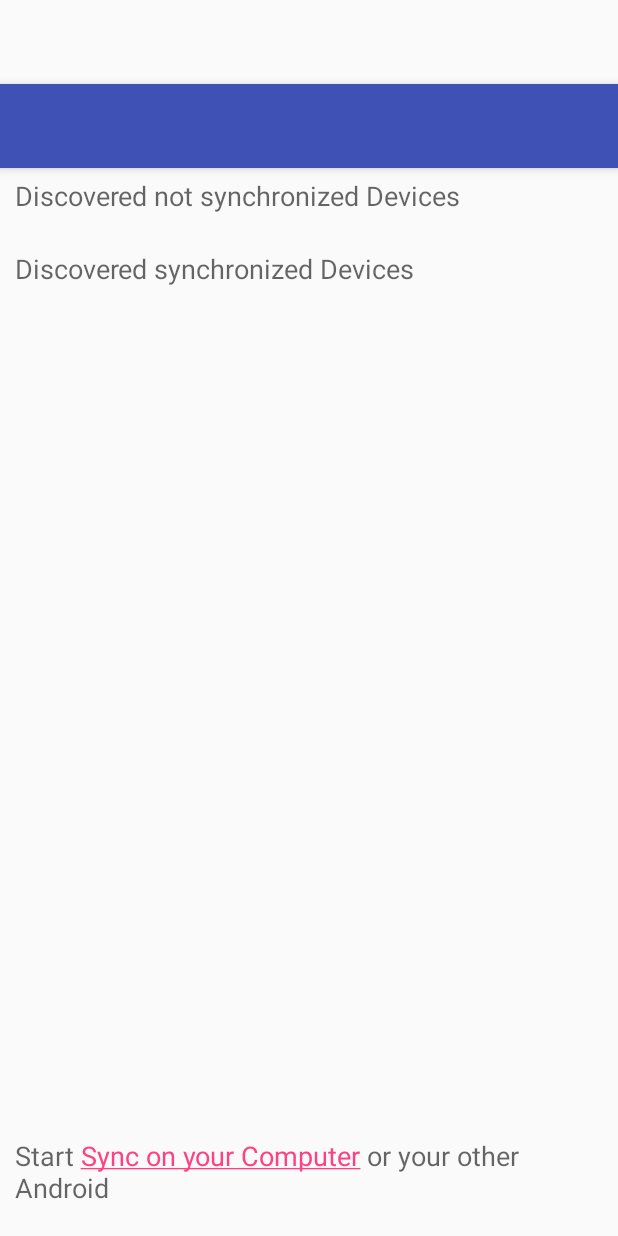
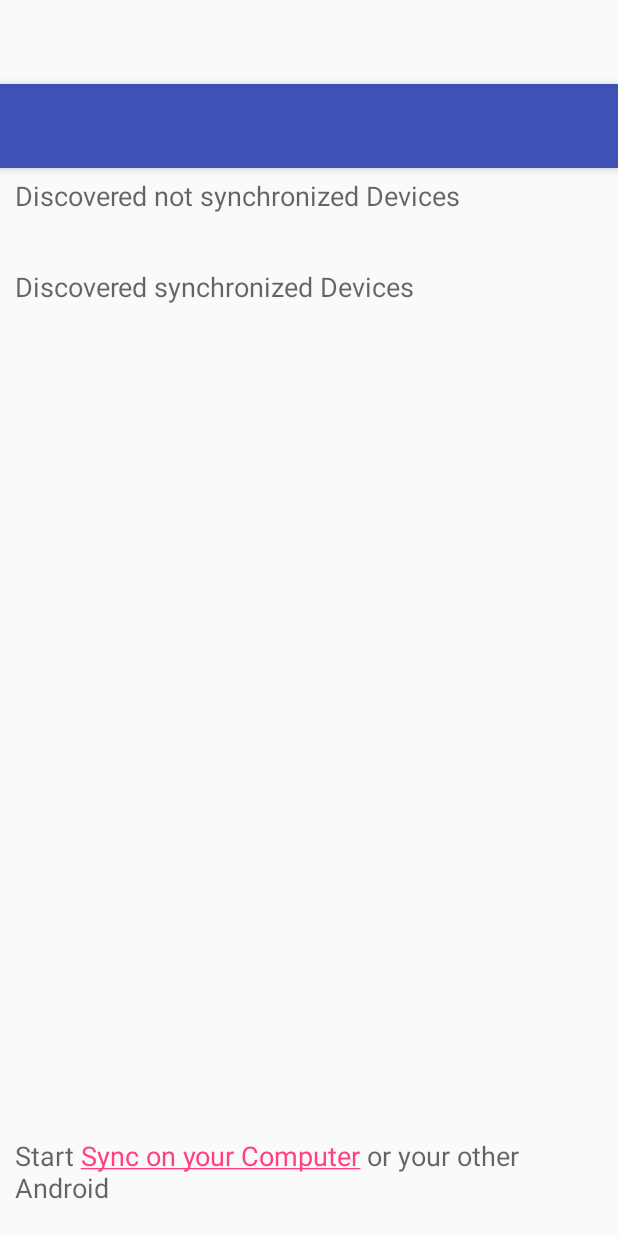
Before and after one commit to dankito/Sync, an Android app: the layout app_bar_main.xml on its own in the app's theme, with its tools: preview values and no code run, on a phone screen of 412 x 824 dp. Run offline under Robolectric (Android 15) with nearby library versions, the phone set to English and light mode, and no system bars.

Commit message:
Added space between ListView for unknown and known devices

```diff
--- a/SyncAndroidApp/src/main/res/values/dimens.xml
+++ b/SyncAndroidApp/src/main/res/values/dimens.xml
@@ -7,7 +7,7 @@
     <dimen name="activity_vertical_margin">6dp</dimen>
     <dimen name="fab_margin">16dp</dimen>
 
-    <dimen name="main_activity_list_view_unknown_discovered_devices_margin_bottom">24dp</dimen>
+    <dimen name="main_activity_list_view_unknown_discovered_devices_margin_bottom">36dp</dimen>
     <dimen name="main_activity_hint_start_sync_app_on_other_device_height">60dp</dimen>
 
     <dimen name="list_item_unknown_discovered_device_height">100dp</dimen>
```
